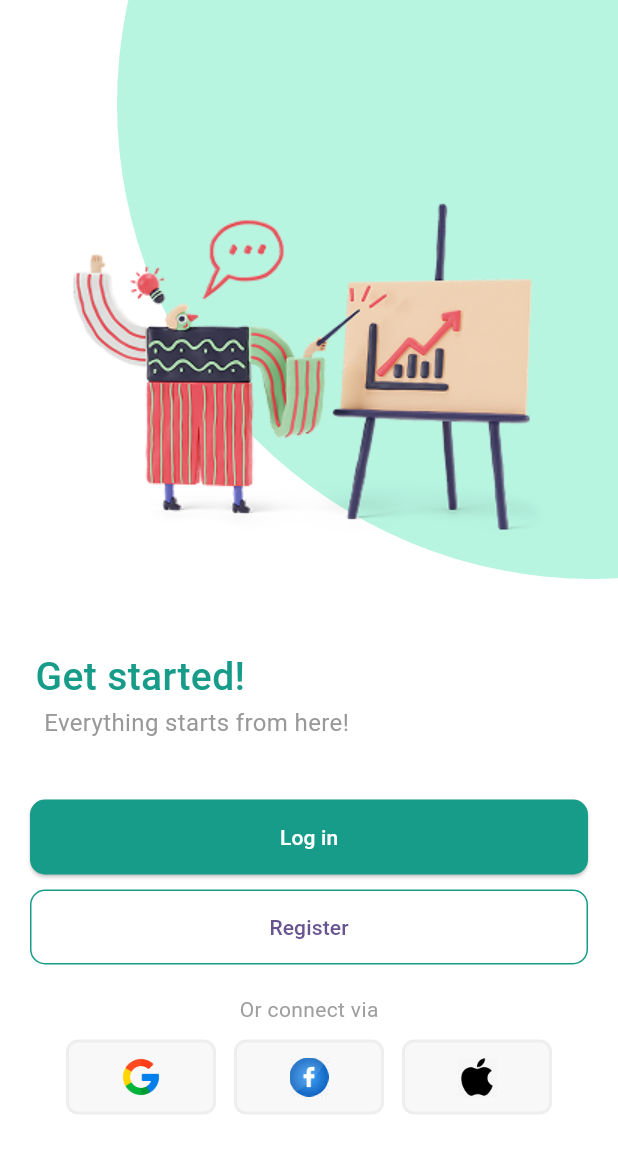
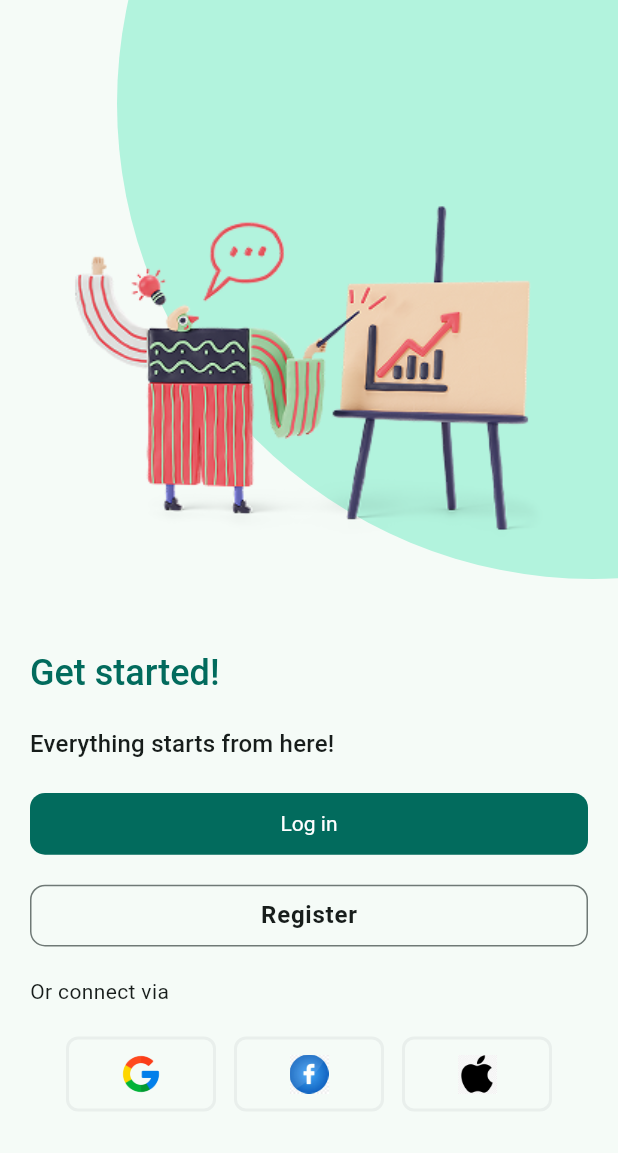
Before and after one commit to jesi28/Register, a Flutter app: the screen it shows after launch, on a phone screen of 412 x 824 dp. Shown: the top 1153 px of the screen. Run offline on Flutter 3.47's test engine with Material 3 defaults, Android fonts, the phone set to English and light mode, and no system bars; our stand-ins replace flutter_form_builder.

Commit message:
theme applied

```diff
--- /dev/null
+++ b/lib/common/ui_helper.dart
@@ -0,0 +1,153 @@
+import 'package:flutter/material.dart';
+
+class UiHelper {
+  UiHelper();
+
+  ThemeData themeData(String themeMode) {
+    if (themeMode == "LIGHT") {
+      return ThemeData(
+        brightness: Brightness.light,
+        useMaterial3: true,
+        colorScheme: ColorScheme.fromSeed(
+          seedColor: const Color(0xFF169C89),
+          brightness: Brightness.light,
+        ),
+        filledButtonTheme: FilledButtonThemeData(
+          style: ButtonStyle(
+            shape: WidgetStateProperty.all(
+              RoundedRectangleBorder(
+                borderRadius: BorderRadius.circular(10.0),
+              ),
+            ),
+            textStyle: WidgetStateProperty.all(
+              TextStyle(
+                inherit: true,
+                fontWeight: FontWeight.w400,
+                // fontFamily: Constants.app.FONT_POPPINS,
+              ),
+            ),
+          ),
+        ),
+        outlinedButtonTheme: OutlinedButtonThemeData(
+          style: ButtonStyle(
+            shape: WidgetStateProperty.all(
+              RoundedRectangleBorder(
+                borderRadius: BorderRadius.circular(10.0),
+              ),
+            ),
+            textStyle: WidgetStateProperty.all(
+              TextStyle(
+                inherit: true,
+                fontWeight: FontWeight.w500,
+                // fontFamily: Constants.app.FONT_POPPINS,
+              ),
+            ),
+          ),
+        ),
+      );
+    } else {
+      return ThemeData(
+        brightness: Brightness.dark,
+        useMaterial3: true,
+        colorScheme: ColorScheme.fromSeed(
+          seedColor: const Color(0xFF169C89),
+          brightness: Brightness.dark,
+        ),
+        filledButtonTheme: FilledButtonThemeData(
+          style: ButtonStyle(
+            shape: WidgetStateProperty.all(
+              RoundedRectangleBorder(
+                borderRadius: BorderRadius.circular(10.0),
+              ),
+            ),
+            textStyle: WidgetStateProperty.all(
+              TextStyle(
+                inherit: false,
+                fontWeight: FontWeight.w400,
+                // fontFamily: Constants.app.FONT_POPPINS,
+              ),
+            ),
+          ),
+        ),
+        outlinedButtonTheme: OutlinedButtonThemeData(
+          style: ButtonStyle(
+            shape: WidgetStateProperty.all(
+              RoundedRectangleBorder(
+                borderRadius: BorderRadius.circular(10.0),
+              ),
+            ),
+            textStyle: WidgetStateProperty.all(
+              TextStyle(
+                inherit: false,
+                fontWeight: FontWeight.w500,
+                // fontFamily: Constants.app.FONT_POPPINS,
+              ),
+            ),
+          ),
+        ),
+        // textTheme: TextTheme(
+        //   bodyLarge: TextStyle(
+        //     inherit: true,
+        //     fontFamily: Constants.app.FONT_POPPINS,
+        //   ),
+        //   bodyMedium: TextStyle(
+        //     inherit: true,
+        //     fontFamily: Constants.app.FONT_POPPINS,
+        //   ),
+        //   bodySmall: TextStyle(
+        //     inherit: true,
+        //     fontFamily: Constants.app.FONT_POPPINS,
+        //   ),
+        //   labelLarge: TextStyle(
+        //     inherit: true,
+        //     fontFamily: Constants.app.FONT_POPPINS,
+        //   ),
+        //   labelMedium: TextStyle(
+        //     inherit: true,
+        //     fontFamily: Constants.app.FONT_POPPINS,
+        //   ),
+        //   labelSmall: TextStyle(
+        //     inherit: true,
+        //     fontFamily: Constants.app.FONT_POPPINS,
+        //   ),
+        //   titleLarge: TextStyle(
+        //     inherit: true,
+        //     fontFamily: Constants.app.FONT_POPPINS,
+        //   ),
+        //   titleMedium: TextStyle(
+        //     inherit: true,
+        //     fontFamily: Constants.app.FONT_POPPINS,
+        //   ),
+        //   titleSmall: TextStyle(
+        //     inherit: true,
+        //     fontFamily: Constants.app.FONT_POPPINS,
+        //   ),
+        //   headlineLarge: TextStyle(
+        //     inherit: true,
+        //     fontFamily: Constants.app.FONT_POPPINS,
+        //   ),
+        //   headlineMedium: TextStyle(
+        //     inherit: true,
+        //     fontFamily: Constants.app.FONT_POPPINS,
+        //   ),
+        //   headlineSmall: TextStyle(
+        //     inherit: true,
+        //     fontFamily: Constants.app.FONT_POPPINS,
+        //   ),
+        //   displayLarge: TextStyle(
+        //     inherit: true,
+        //     fontFamily: Constants.app.FONT_POPPINS,
+        //   ),
+        //   displayMedium: TextStyle(
+        //     inherit: true,
+        //     fontFamily: Constants.app.FONT_POPPINS,
+        //   ),
+        //   displaySmall: TextStyle(
+        //     inherit: true,
+        //     fontFamily: Constants.app.FONT_POPPINS,
+        //   ),
+        // ),
+      );
+    }
+  }
+}
--- a/lib/get_started_page.dart
+++ b/lib/get_started_page.dart
@@ -3,10 +3,12 @@ import 'package:registration/login.dart';
 import 'package:registration/register.dart';
 
 class OnBoardPage extends StatelessWidget {
+  const OnBoardPage({super.key});
+
   @override
   Widget build(BuildContext context) {
     return Scaffold(
-      backgroundColor: Colors.white,
+      backgroundColor: Theme.of(context).colorScheme.surface,
       body: Stack(
         children: [
           Positioned(
@@ -15,7 +17,7 @@ class OnBoardPage extends StatelessWidget {
             child: Container(
               width: 634,
               height: 634,
-              decoration: BoxDecoration(
+              decoration: const BoxDecoration(
                 shape: BoxShape.circle,
                 color: Color.fromARGB(130, 113, 235, 196),
               ),
@@ -25,89 +27,78 @@ class OnBoardPage extends StatelessWidget {
             child: Padding(
               padding: const EdgeInsets.symmetric(horizontal: 20),
               child: Column(
+                spacing: 20.0,
+                crossAxisAlignment: CrossAxisAlignment.start,
                 mainAxisAlignment: MainAxisAlignment.center,
                 children: [
-                  Container(
-                    height: 332,
-                    width: 332,
+                  Center(
+                    child: SizedBox(
+                      height: MediaQuery.sizeOf(context).height * 0.40,
+                      width: MediaQuery.sizeOf(context).width * 0.90,
                       child: Image.asset(
                         'assets/stripy man.png',
                         fit: BoxFit.contain,
                       ),
                     ),
-                  SizedBox(height: 20),
-                  const Padding(
-                    padding: EdgeInsets.only(right: 225),
-                    child: Text(
+                  ),
+                  Text(
                     'Get started!',
-                      style: TextStyle(
-                          fontSize: 26,
+                    style: Theme.of(context).textTheme.headlineSmall?.copyWith(
+                          color: Theme.of(context).colorScheme.primary,
                           fontWeight: FontWeight.w500,
-                          color: Color(0xFF169C89)),
                         ),
                   ),
-
-                  const Padding(
-                    padding: EdgeInsets.only(right: 150),
-                    child: Text(
+                  Text(
                     'Everything starts from here!',
-                      style: TextStyle(
-                        fontSize: 16,
-                        color: Color(0xFF999999),
+                    style: Theme.of(context).textTheme.titleMedium,
                   ),
-                    ),
-                  ),
-                  SizedBox(height: 40),
-                  ElevatedButton(
+                  SizedBox(
+                    width: double.maxFinite,
+                    height: MediaQuery.sizeOf(context).height * 0.05,
+                    child: FilledButton(
                       onPressed: () {
                         Navigator.push(
                           context,
                           MaterialPageRoute(builder: (context) => LoginPage()),
                         );
                       },
-                    child: Text(
+                      child: const Text(
                         'Log in',
-                      style: TextStyle(color: Colors.white),
-                    ),
-                    style: ElevatedButton.styleFrom(
-                      minimumSize: Size(double.infinity, 50),
-                      backgroundColor: Color(0xFF169C89),
-                      shape: RoundedRectangleBorder(
-                        borderRadius: BorderRadius.circular(10),
                       ),
                     ),
                   ),
-                  const SizedBox(height: 10),
-                  OutlinedButton(
+                  SizedBox(
+                    width: double.maxFinite,
+                    height: MediaQuery.sizeOf(context).height * 0.05,
+                    child: OutlinedButton(
                       onPressed: () {
                         Navigator.push(
                           context,
-                        MaterialPageRoute(builder: (context) => RegisterPage()),
+                          MaterialPageRoute(builder: (context) => const RegisterPage()),
                         );
                       },
-                    child: Text('Register'),
-                    style: OutlinedButton.styleFrom(
-                      minimumSize: Size(double.infinity, 50),
-                      side: BorderSide(color: Color(0xFF169C89)),
-                      shape: RoundedRectangleBorder(
-                        borderRadius: BorderRadius.circular(10),
+                      child: Text(
+                        'Register',
+                        style: Theme.of(context).textTheme.bodyLarge?.copyWith(
+                              fontWeight: FontWeight.w600,
                             ),
                       ),
                     ),
-                  SizedBox(height: 20),
+                  ),
                   Text(
                     'Or connect via',
-                    style: TextStyle(color: Colors.grey),
+                    style: Theme.of(context).textTheme.bodyMedium?.copyWith(
+                          fontWeight: FontWeight.normal,
                         ),
-                  SizedBox(height: 10),
+                  ),
                   Row(
                     mainAxisAlignment: MainAxisAlignment.center,
                     children: [
-                      socialButton("assets/goog.png"),
+                      socialButton(context, "assets/goog.png"),
                       const SizedBox(width: 12),
-                      socialButton("assets/facebook.png"),
+                      socialButton(context, "assets/facebook.png"),
                       const SizedBox(width: 12),
-                      socialButton("assets/apple.png"),
+                      socialButton(context, "assets/apple.png"),
                     ],
                   ),
                 ],
@@ -120,15 +111,16 @@ class OnBoardPage extends StatelessWidget {
   }
 }
 
-Widget socialButton(String assetPath) {
+Widget socialButton(BuildContext context, String assetPath) {
   return Container(
     width: 100,
     height: 50,
     padding: const EdgeInsets.all(10),
     decoration: BoxDecoration(
-        color: Color(0xFFF8F8F8),
+      color: Theme.of(context).colorScheme.surface,
       borderRadius: BorderRadius.circular(8),
-        border: Border.all(color: Colors.grey.shade200, width: 2)),
+      border: Border.all(color: Theme.of(context).colorScheme.surfaceContainer, width: 2),
+    ),
     child: Image.asset(
       assetPath,
       fit: BoxFit.contain,
--- a/lib/main.dart
+++ b/lib/main.dart
@@ -1,7 +1,6 @@
 import 'package:flutter/material.dart';
+import 'package:registration/common/ui_helper.dart';
 import 'package:registration/get_started_page.dart';
-import 'package:registration/login.dart';
-import 'package:registration/register.dart';
 
 void main() {
   runApp(const MyApp());
@@ -12,12 +11,12 @@ class MyApp extends StatelessWidget {
 
   @override
   Widget build(BuildContext context) {
+    UiHelper uiHelper = UiHelper();
     return MaterialApp(
-        title: 'Flutter Demo',
-        theme: ThemeData(
-          colorScheme: ColorScheme.fromSeed(seedColor: Colors.deepPurple),
-          useMaterial3: true,
-        ),
-        home: OnBoardPage());
+      title: 'Flutter Demo',
+      theme: uiHelper.themeData("LIGHT"),
+      home: const OnBoardPage(),
+      debugShowCheckedModeBanner: false,
+    );
   }
 }
```
Also changed, not shown: pubspec.lock. Lines whose indentation alone changed are shown as unchanged.
